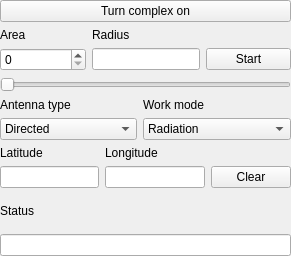
The window that src/ARM_OD_viewCore/NIIPP/NiippWidget.ui (nevaeh82/arm_od) describes before a commit, drawn with Qt 5.
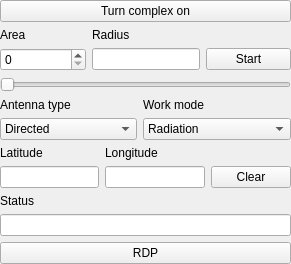
The same window after the commit.

Commit message: modified and correct niipp

```diff
--- a/src/ARM_OD_viewCore/NIIPP/NiippWidget.ui
+++ b/src/ARM_OD_viewCore/NIIPP/NiippWidget.ui
@@ -194,6 +194,13 @@
    <item>
     <widget class="QLineEdit" name="_le_status"/>
    </item>
+   <item>
+    <widget class="QPushButton" name="pbRDPNiipp">
+     <property name="text">
+      <string>RDP</string>
+     </property>
+    </widget>
+   </item>
   </layout>
  </widget>
  <resources/>
```
The commit also changes 19 other files.
